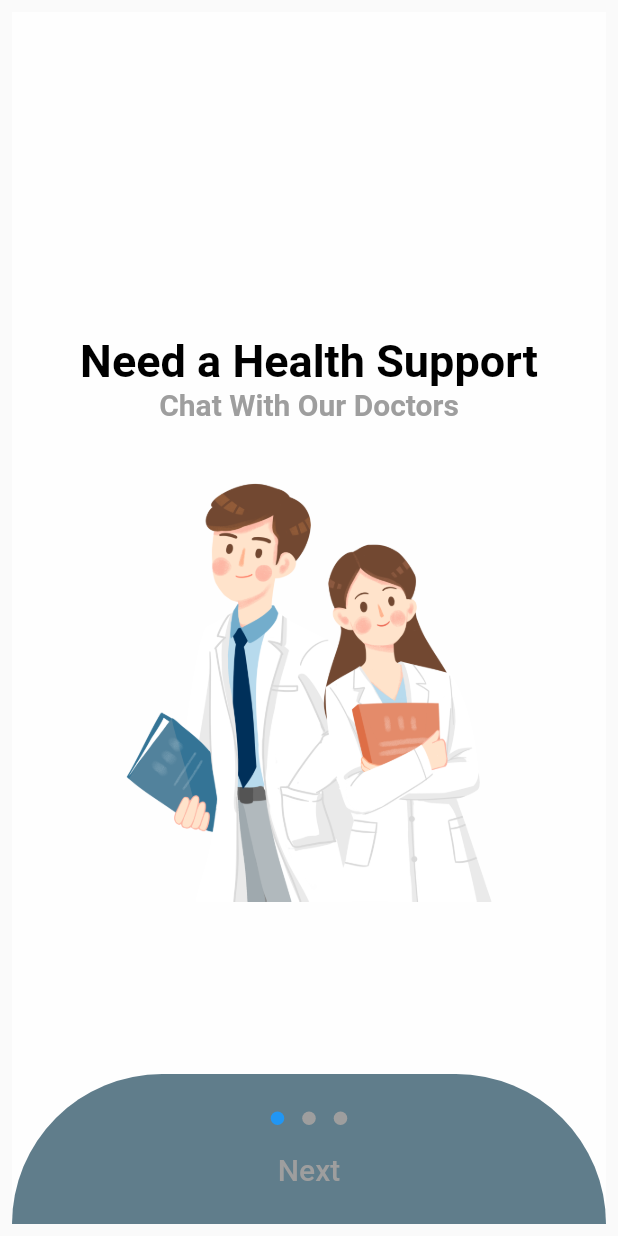
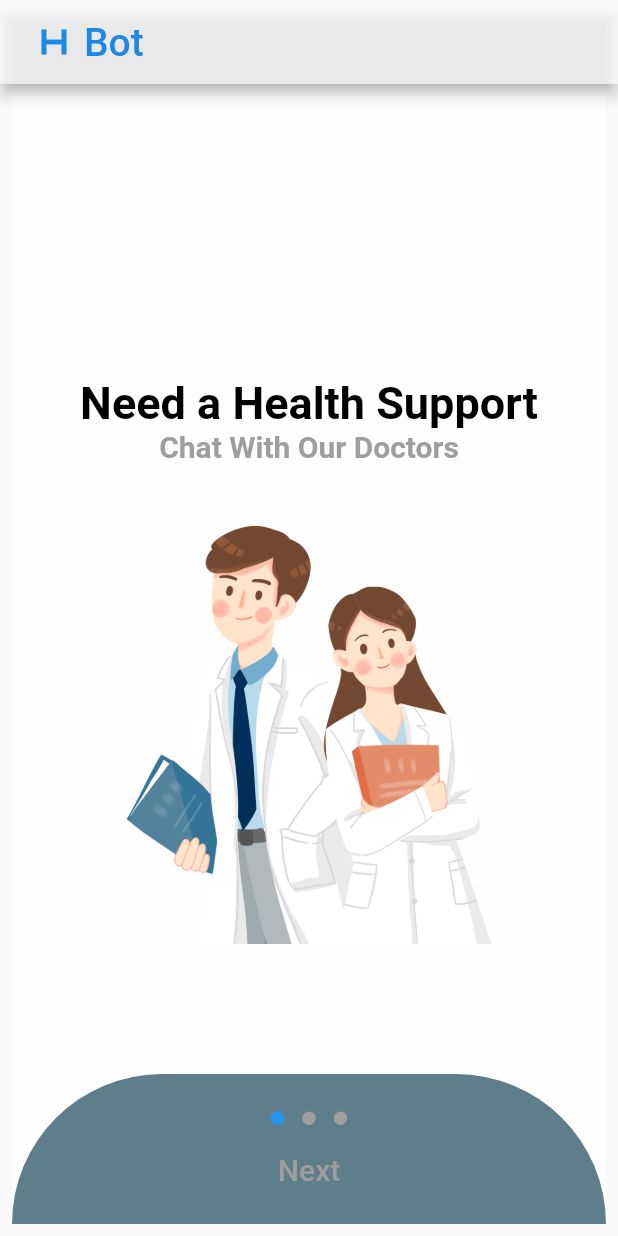
Before and after one commit to sathish2519/Heal-Bot, a Flutter app: the screen it shows after launch, on a phone screen of 412 x 824 dp. Run offline on Flutter 3.47's test engine with Material 2 defaults, Android fonts, the phone set to English and light mode, and no system bars; drawn by our look-alikes of dots_indicator; our stand-ins replace flutter_signin_button.

Commit message:
Added our signature symbol and name in the appbar

```diff
--- a/lib/screens/boarding_screen.dart
+++ b/lib/screens/boarding_screen.dart
@@ -17,6 +17,26 @@ class _BoardingscreenState extends State<Boardingscreen> {
   @override
   Widget build(BuildContext context) {
     return Scaffold(
+      appBar: AppBar(
+        backgroundColor: Colors.white70,
+        title: Row(
+          mainAxisAlignment : MainAxisAlignment.start,
+        children:[
+        Icon(
+            Icons.h_mobiledata,
+            color: Colors.blue[600],
+            size: 40.0,
+          ),
+        Text(
+            "Bot",
+            style: TextStyle(
+            fontSize : 26.0,
+            color: Colors.blue[600],
+            ),
+      ),
+      ]
+      ),
+      ),
       body: Stack(
         children: [
           PageView(
--- a/lib/screens/registerscreen.dart
+++ b/lib/screens/registerscreen.dart
@@ -9,6 +9,10 @@ class Registerscreen extends StatelessWidget {
   Widget build(BuildContext context) {
     return Scaffold(
       backgroundColor: Colors.cyan.shade900,
+      appBar: AppBar(
+        title:Text("Bot"),
+        leading: Icon(Icons.h_mobiledata),
+      ),
       body: Column(
         children: [
           Expanded(child: Container(
```
